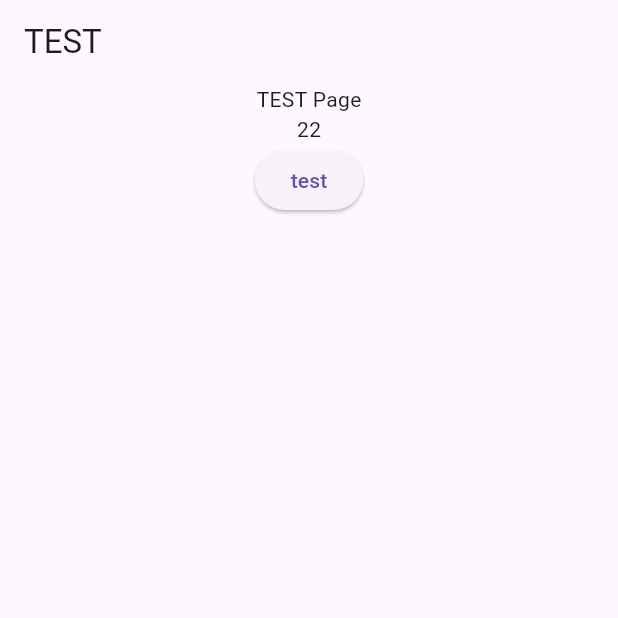
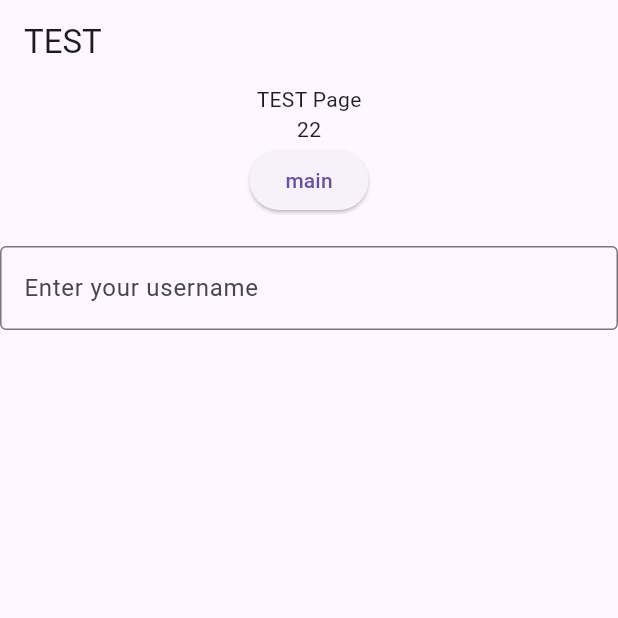
Before and after one commit to KimGyeJeong/hellostudent, a Flutter app: the screen it shows after launch, after a tap on "test", on a phone screen of 412 x 824 dp, the top half of it. Run offline on Flutter 3.47's test engine with Material 3 defaults, Android fonts, the phone set to English and light mode, and no system bars; our stand-ins replace go_router.

```diff
--- a/client/hellostudent_client/lib/testhere/test.dart
+++ b/client/hellostudent_client/lib/testhere/test.dart
@@ -21,9 +21,17 @@ class TestMain extends StatelessWidget {
             Text('22'),
             ElevatedButton(
                 onPressed: () {
-                  GoRouter.of(context).go('/testhere');
+                  GoRouter.of(context).go('/');
                 },
-                child: Text('test'))
+                child: Text('main')),
+            SizedBox(
+              height: 20,
+            ),
+            TextField(
+              decoration: InputDecoration(
+                  border: OutlineInputBorder(),
+                  labelText: 'Enter your username'),
+            ),
           ],
         ),
       ),
```
Also changed, not shown: 2 other files.
